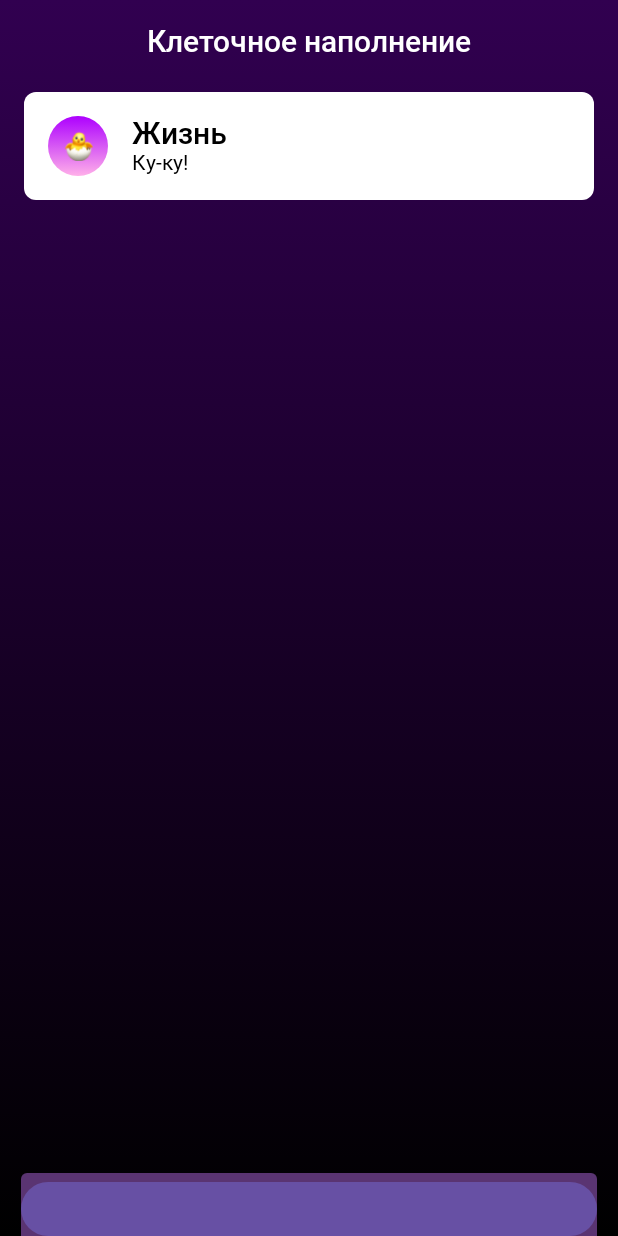
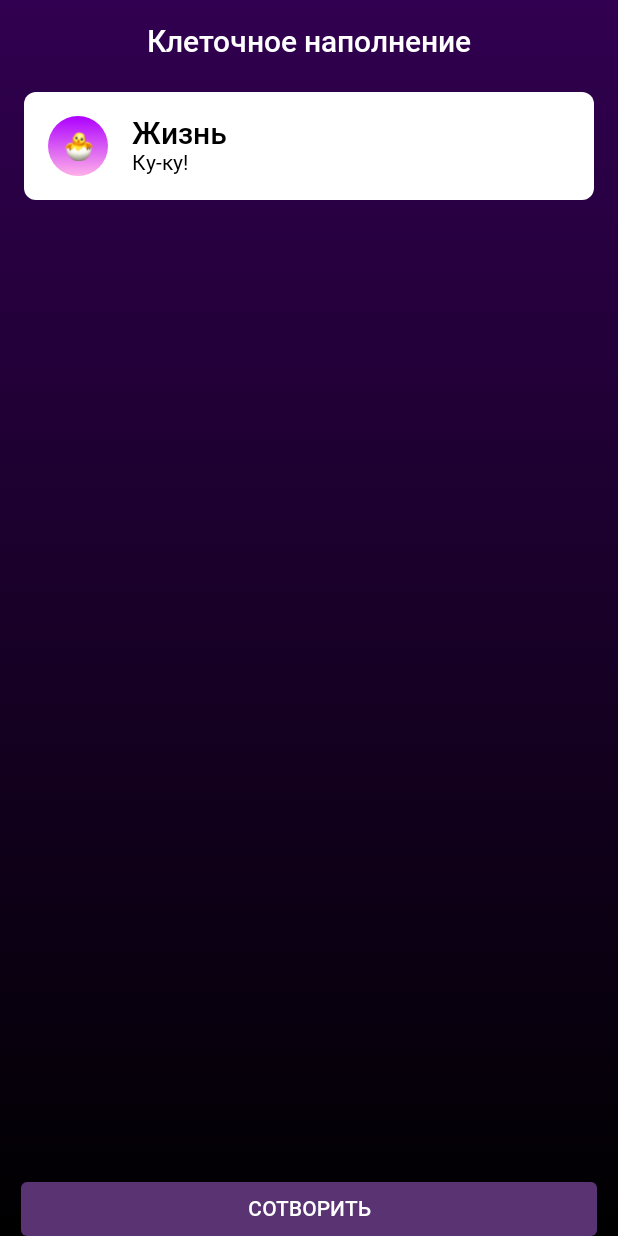
Before and after one commit to MamykinVsevolod/cellular-filling, an Android app built with Jetpack Compose: the @Preview function PreviewMainScreen, on a phone screen of 412 x 824 dp. Run offline under Robolectric (Android 15) with nearby library versions, the phone set to English and light mode, and no system bars.

Commit message:
Made Button params

```diff
--- a/app/src/main/java/com/example/cellular_filling/MainScreen.kt
+++ b/app/src/main/java/com/example/cellular_filling/MainScreen.kt
@@ -10,6 +10,8 @@ import androidx.compose.foundation.layout.height
 import androidx.compose.foundation.layout.padding
 import androidx.compose.foundation.shape.RoundedCornerShape
 import androidx.compose.material3.Button
+import androidx.compose.material3.ButtonColors
+import androidx.compose.material3.ButtonDefaults
 import androidx.compose.material3.Text
 import androidx.compose.runtime.Composable
 import androidx.compose.ui.Alignment
@@ -54,6 +56,10 @@ fun MainScreen() {
             ) {
                 Button(
                     onClick = { /*TODO*/ },
+                    shape = RoundedCornerShape(4.dp),
+                    colors =  ButtonDefaults.buttonColors(
+                        containerColor = ButtonColor
+                    ),
                     modifier = Modifier
                         .fillMaxWidth()
                         .height(36.dp)
@@ -61,10 +67,8 @@ fun MainScreen() {
                         .clip(
                             RoundedCornerShape(4.dp)
                         )
-                        .background(ButtonColor),
-
                 ) {
-                    //Text(text = stringResource(R.string.button), style = Typography.bodyMedium, fontSize = 14.sp)
+                    Text(text = stringResource(R.string.button), style = Typography.bodyMedium, fontSize = 14.sp)
                 }
             }
 
```
